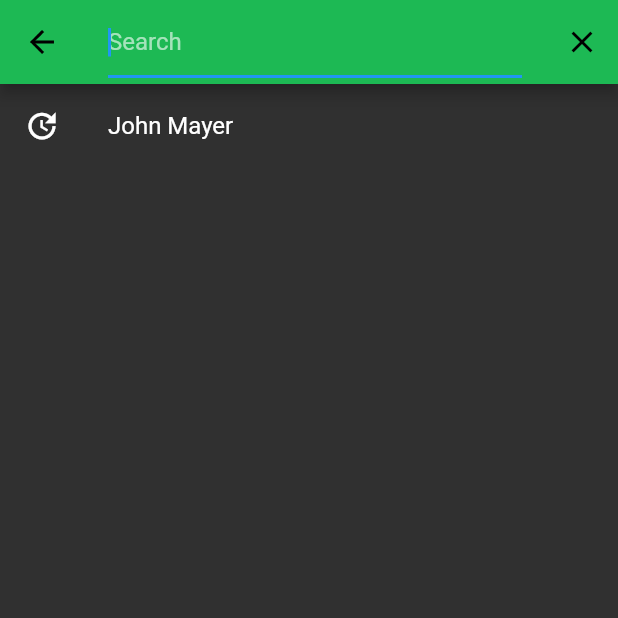
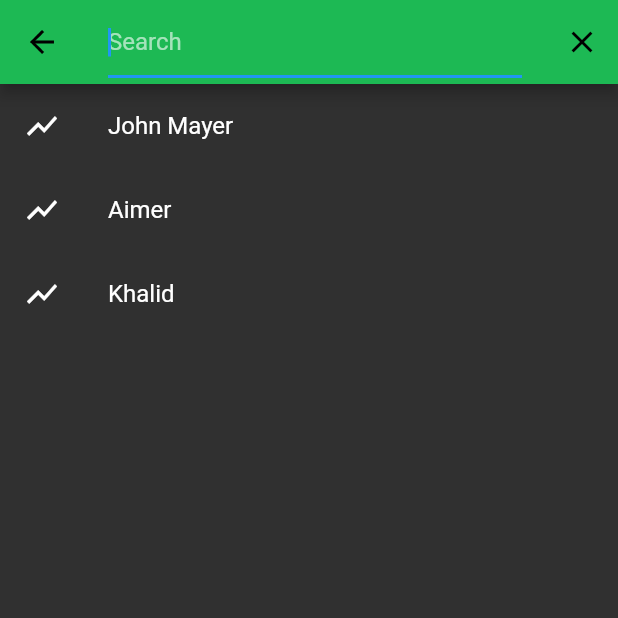
Before and after one commit to ArmaanPahwa/Spotify_Artist, a Flutter app: the screen it shows after launch, after a tap on the "search" icon, on a phone screen of 412 x 824 dp, the top half of it. Run offline on Flutter 3.47's test engine with Material 2 defaults, Android fonts, the light colour scheme and no system bars; our stand-ins replace flutter_dotenv.

Commit message:
Search Menu Suggestions Refactor

```diff
--- a/lib/search menu.dart
+++ b/lib/search menu.dart
@@ -7,7 +7,11 @@
 class SearchMenu extends SearchDelegate<String> {
   var suggestedEntries = [
     "John Mayer",
+    "Aimer",
+    "Khalid",
   ];
+
+  var pastEntries = [];
 
   Future<List> _buildAPIResults() async {
     AuthorizationToken authorizationToken =
@@ -44,12 +48,10 @@
   Widget buildResults(BuildContext context) {
     query = query.trim();
     if (query == "") {
-      return Center(
-        child: Text('Please enter an artist name above'),
-      );
+      return buildSuggestions(context);
     }
 
-    if (!suggestedEntries.contains(query)) suggestedEntries.add(query);
+    if (!pastEntries.contains(query)) pastEntries.add(query);
 
     return FutureBuilder(
         future: _buildAPIResults(),
@@ -101,11 +103,12 @@
 
   @override
   Widget buildSuggestions(BuildContext context) {
-    final suggestionList = suggestedEntries;
+    final suggestionList = pastEntries.isEmpty ? suggestedEntries : pastEntries;
 
     return ListView.builder(
       itemBuilder: (context, index) => ListTile(
-        leading: Icon(Icons.update),
+        leading:
+            pastEntries.isEmpty ? Icon(Icons.show_chart) : Icon(Icons.update),
         title: Text(suggestionList[index]),
         onTap: () {
           query = suggestionList[index];
```
